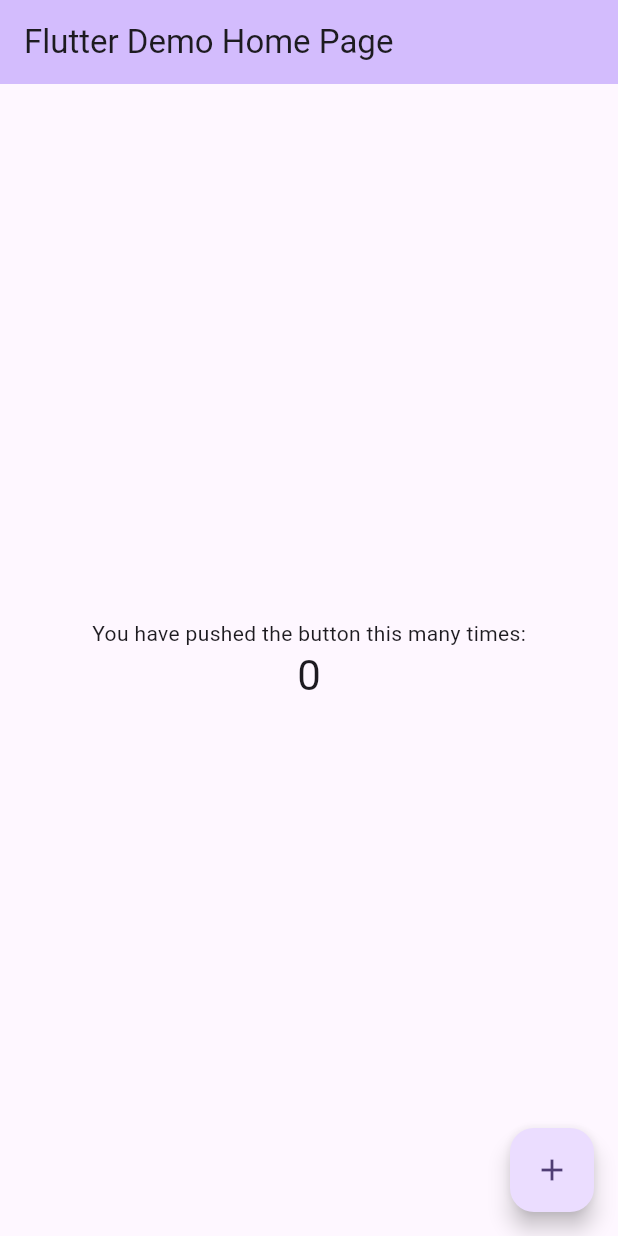
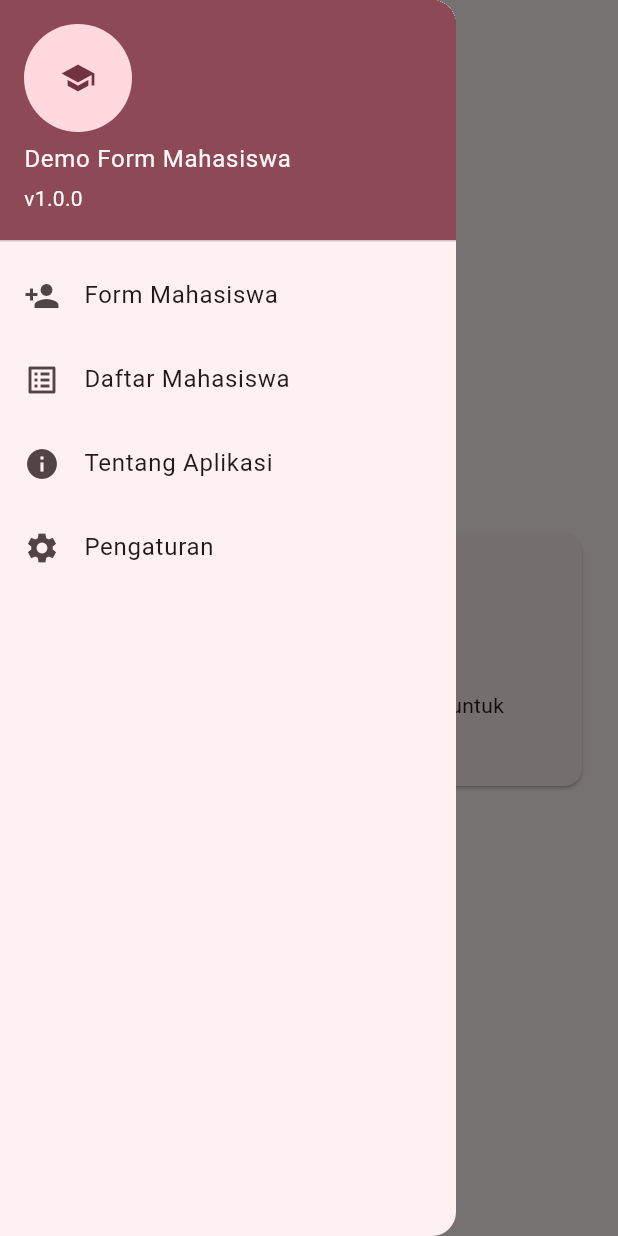
Before and after one commit to Farih-R/PPB_FarihRahmatullah_23055, a Flutter app: the screen it shows after launch, with the side drawer open (before the commit the screen has no drawer), on a phone screen of 412 x 824 dp. Run offline on Flutter 3.47's test engine with Material 3 defaults, Android fonts, the light colour scheme and no system bars.

Commit message:
Tugas Minggu 1 : menambahkan Tentang Aplikasi dan Pengaturan

```diff
--- a/lib/main.dart
+++ b/lib/main.dart
@@ -1,122 +1,147 @@
 import 'package:flutter/material.dart';
 
-void main() {
-  runApp(const MyApp());
-}
+void main() => runApp(const MyApp());
 
 class MyApp extends StatelessWidget {
   const MyApp({super.key});
 
-  // This widget is the root of your application.
   @override
   Widget build(BuildContext context) {
     return MaterialApp(
-      title: 'Flutter Demo',
+      debugShowCheckedModeBanner: false,
+      title: 'Aplikasi Form Mahasiswa',
       theme: ThemeData(
-        // This is the theme of your application.
-        //
-        // TRY THIS: Try running your application with "flutter run". You'll see
-        // the application has a purple toolbar. Then, without quitting the app,
-        // try changing the seedColor in the colorScheme below to Colors.green
-        // and then invoke "hot reload" (save your changes or press the "hot
-        // reload" button in a Flutter-supported IDE, or press "r" if you used
-        // the command line to start the app).
-        //
-        // Notice that the counter didn't reset back to zero; the application
-        // state is not lost during the reload. To reset the state, use hot
-        // restart instead.
-        //
-        // This works for code too, not just values: Most code changes can be
-        // tested with just a hot reload.
-        colorScheme: ColorScheme.fromSeed(seedColor: Colors.deepPurple),
+        useMaterial3: true,
+        colorScheme: ColorScheme.fromSeed(seedColor: Colors.pink),
       ),
-      home: const MyHomePage(title: 'Flutter Demo Home Page'),
+      home: const MainWithDrawer(),
+      routes: {
+        '/list': (_) => const DaftarMahasiswaPage(),
+        '/tentang': (_) => const TentangAplikasiPage(),
+        '/pengaturan': (_) => const PengaturanPage(),
+      },
     );
   }
 }
 
-class MyHomePage extends StatefulWidget {
-  const MyHomePage({super.key, required this.title});
-
-  // This widget is the home page of your application. It is stateful, meaning
-  // that it has a State object (defined below) that contains fields that affect
-  // how it looks.
-
-  // This class is the configuration for the state. It holds the values (in this
-  // case the title) provided by the parent (in this case the App widget) and
-  // used by the build method of the State. Fields in a Widget subclass are
-  // always marked "final".
-
-  final String title;
-
-  @override
-  State<MyHomePage> createState() => _MyHomePageState();
-}
-
-class _MyHomePageState extends State<MyHomePage> {
-  int _counter = 0;
-
-  void _incrementCounter() {
-    setState(() {
-      // This call to setState tells the Flutter framework that something has
-      // changed in this State, which causes it to rerun the build method below
-      // so that the display can reflect the updated values. If we changed
-      // _counter without calling setState(), then the build method would not be
-      // called again, and so nothing would appear to happen.
-      _counter++;
-    });
-  }
+class MainWithDrawer extends StatelessWidget {
+  const MainWithDrawer({super.key});
 
   @override
   Widget build(BuildContext context) {
-    // This method is rerun every time setState is called, for instance as done
-    // by the _incrementCounter method above.
-    //
-    // The Flutter framework has been optimized to make rerunning build methods
-    // fast, so that you can just rebuild anything that needs updating rather
-    // than having to individually change instances of widgets.
     return Scaffold(
-      appBar: AppBar(
-        // TRY THIS: Try changing the color here to a specific color (to
-        // Colors.amber, perhaps?) and trigger a hot reload to see the AppBar
-        // change color while the other colors stay the same.
-        backgroundColor: Theme.of(context).colorScheme.inversePrimary,
-        // Here we take the value from the MyHomePage object that was created by
-        // the App.build method, and use it to set our appbar title.
-        title: Text(widget.title),
-      ),
-      body: Center(
-        // Center is a layout widget. It takes a single child and positions it
-        // in the middle of the parent.
-        child: Column(
-          // Column is also a layout widget. It takes a list of children and
-          // arranges them vertically. By default, it sizes itself to fit its
-          // children horizontally, and tries to be as tall as its parent.
-          //
-          // Column has various properties to control how it sizes itself and
-          // how it positions its children. Here we use mainAxisAlignment to
-          // center the children vertically; the main axis here is the vertical
-          // axis because Columns are vertical (the cross axis would be
-          // horizontal).
-          //
-          // TRY THIS: Invoke "debug painting" (choose the "Toggle Debug Paint"
-          // action in the IDE, or press "p" in the console), to see the
-          // wireframe for each widget.
-          mainAxisAlignment: MainAxisAlignment.center,
-          children: <Widget>[
-            const Text('You have pushed the button this many times:'),
-            Text(
-              '$_counter',
-              style: Theme.of(context).textTheme.headlineMedium,
+      appBar: AppBar(title: const Text('Menu Utama')),
+      drawer: Drawer(
+        child: ListView(
+          padding: EdgeInsets.zero,
+          children: [
+            UserAccountsDrawerHeader(
+              accountName: const Text('Demo Form Mahasiswa'),
+              accountEmail: const Text('v1.0.0'),
+              currentAccountPicture: CircleAvatar(
+                backgroundColor: Theme.of(context).colorScheme.primaryContainer,
+                child: const Icon(Icons.school),
+              ),
+            ),
+            ListTile(
+              leading: const Icon(Icons.person_add),
+              title: const Text('Form Mahasiswa'),
+              onTap: () {
+                Navigator.pop(context);
+                Navigator.pushNamed(context, '/form');
+              },
+            ),
+            ListTile(
+              leading: const Icon(Icons.list_alt),
+              title: const Text('Daftar Mahasiswa'),
+              onTap: () {
+                Navigator.pop(context);
+                Navigator.pushNamed(context, '/list');
+              },
+            ),
+            ListTile(
+              leading: const Icon(Icons.info),
+              title: const Text('Tentang Aplikasi'),
+              onTap: () {
+                Navigator.pop(context);
+                Navigator.pushNamed(context, '/tentang');
+              },
+            ),
+            ListTile(
+              leading: const Icon(Icons.settings),
+              title: const Text('Pengaturan'),
+              onTap: () {
+                Navigator.pop(context);
+                Navigator.pushNamed(context, '/pengaturan');
+              },
             ),
           ],
         ),
       ),
-      floatingActionButton: FloatingActionButton(
-        onPressed: _incrementCounter,
-        tooltip: 'Increment',
-        child: const Icon(Icons.add),
-      ), // This trailing comma makes auto-formatting nicer for build methods.
+      body: const _HomeContent(),
     );
   }
 }
+
+class _HomeContent extends StatelessWidget {
+  const _HomeContent({super.key});
+
+  @override
+  Widget build(BuildContext context) {
+    return Center(
+      child: Card(
+        margin: const EdgeInsets.all(24),
+        child: Padding(
+          padding: const EdgeInsets.all(24),
+          child: Column(
+            mainAxisSize: MainAxisSize.min,
+            children: const [
+              Icon(Icons.menu, size: 48),
+              SizedBox(height: 12),
+              Text(
+                'Selamat datang di aplikasi demo form mahasiswa. '
+                'Gunakan menu di kiri atas untuk navigasi.',
+              ),
+            ],
+          ),
+        ),
+      ),
+    );
+  }
+}
+
+class DaftarMahasiswaPage extends StatelessWidget {
+  const DaftarMahasiswaPage({super.key});
+
+  @override
+  Widget build(BuildContext context) {
+    return Scaffold(
+      appBar: AppBar(title: const Text("Daftar Mahasiswa")),
+      body: const Center(child: Text("Halaman daftar mahasiswa masih kosong.")),
+    );
+  }
+}
+
+class TentangAplikasiPage extends StatelessWidget {
+  const TentangAplikasiPage({super.key});
+
+  @override
+  Widget build(BuildContext context) {
+    return Scaffold(
+      appBar: AppBar(title: const Text("Tentang Aplikasi")),
+      body: const Center(child: Text("Aplikasi dibuat dengan Flutter.")),
+    );
+  }
+}
+
+class PengaturanPage extends StatelessWidget {
+  const PengaturanPage({super.key});
+
+  @override
+  Widget build(BuildContext context) {
+    return Scaffold(
+      appBar: AppBar(title: const Text("Pengaturan")),
+      body: const Center(child: Text("Pengaturan Apliaksi.")),
+    );
+  }
+}
```
